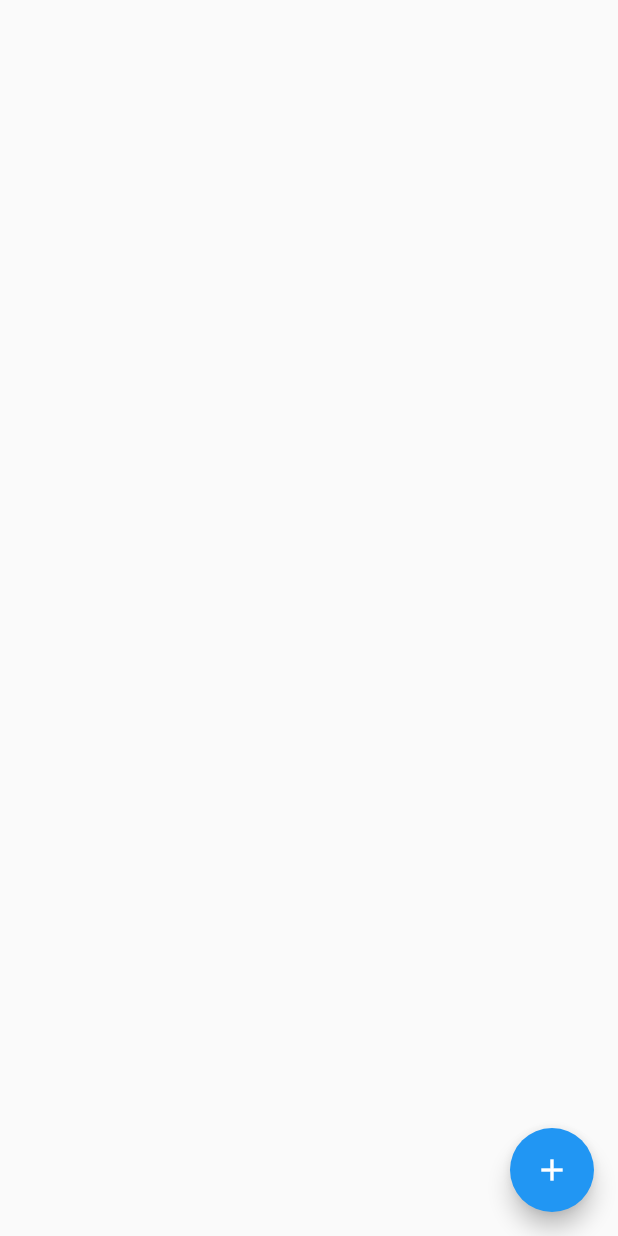
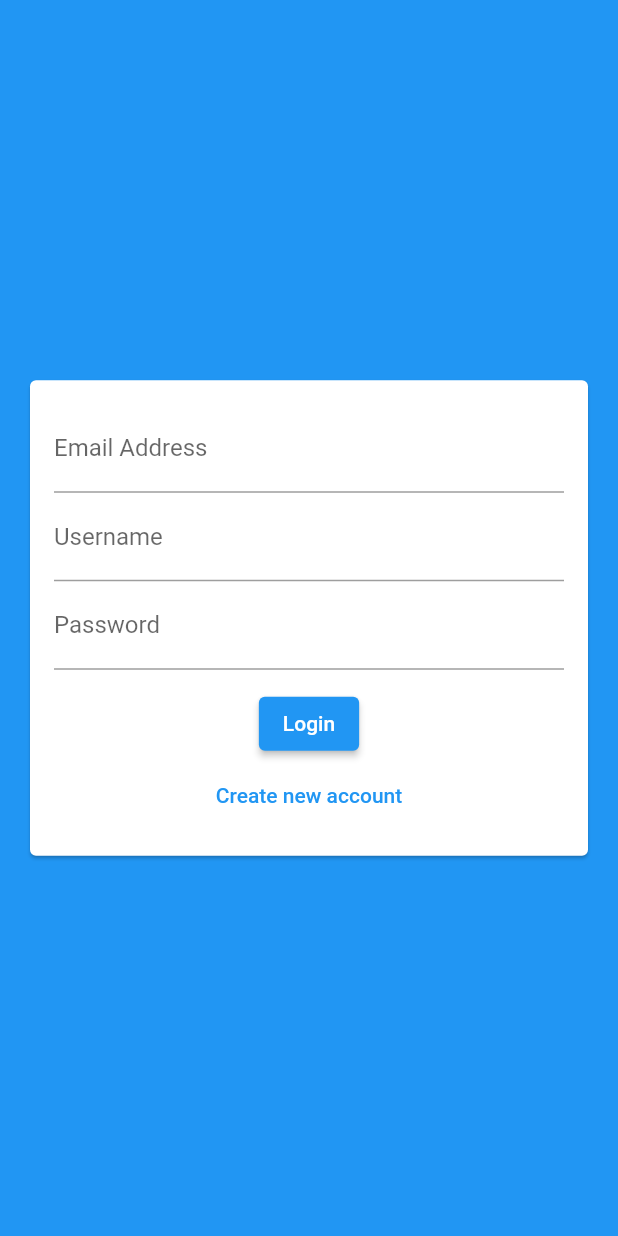
Before and after one commit to jemcmullin/flutter_udemy_chat_app, a Flutter app: the screen it shows after launch, on a phone screen of 412 x 824 dp. Run offline on Flutter 3.47's test engine with Material 2 defaults, Android fonts, the phone set to English and light mode, and no system bars; our stand-ins replace cloud_firestore, firebase_core; accounts and stored records are empty.

Commit message:
Implement basic auth screen

```diff
--- a/lib/main.dart
+++ b/lib/main.dart
@@ -2,6 +2,7 @@ import 'package:flutter/material.dart';
 import 'package:firebase_core/firebase_core.dart';
 import '../screens/splash_screen.dart';
 import '../screens/chat_screen.dart';
+import '../screens/auth_screen.dart';
 
 void main() {
   WidgetsFlutterBinding.ensureInitialized();
@@ -25,7 +26,7 @@ class MyApp extends StatelessWidget {
           ),
           home: snapshot.connectionState != ConnectionState.done
               ? SplashScreen()
-              : ChatScreen(),
+              : AuthScreen(),
         );
       },
     );
--- a/lib/screens/auth_screen.dart
+++ b/lib/screens/auth_screen.dart
@@ -0,0 +1,78 @@
+import 'package:flutter/material.dart';
+
+class AuthScreen extends StatefulWidget {
+  @override
+  _AuthScreenState createState() => _AuthScreenState();
+}
+
+class _AuthScreenState extends State<AuthScreen> {
+  @override
+  Widget build(BuildContext context) {
+    return Scaffold(
+      backgroundColor: Theme.of(context).primaryColor,
+      body: AuthWidget(),
+    );
+  }
+}
+
+//Stateful Widget seperated to contain authentication Form
+class AuthWidget extends StatefulWidget {
+  const AuthWidget({
+    Key? key,
+  }) : super(key: key);
+
+  @override
+  _AuthWidgetState createState() => _AuthWidgetState();
+}
+
+class _AuthWidgetState extends State<AuthWidget> {
+  @override
+  Widget build(BuildContext context) {
+    return Center(
+      child: Card(
+        margin: EdgeInsets.all(20),
+        child: SingleChildScrollView(
+          child: Padding(
+            padding: const EdgeInsets.all(16.0),
+            child: Form(
+              child: Column(
+                mainAxisSize: MainAxisSize.min,
+                children: [
+                  //Email address entry
+                  TextFormField(
+                    keyboardType: TextInputType.emailAddress,
+                    decoration: InputDecoration(labelText: 'Email Address'),
+                  ),
+                  //Username entry
+                  TextFormField(
+                    decoration: InputDecoration(labelText: 'Username'),
+                  ),
+                  //Password entry
+                  TextFormField(
+                    decoration: InputDecoration(
+                      labelText: 'Password',
+                    ),
+                    obscureText: true,
+                  ),
+                  SizedBox(
+                    height: 12,
+                  ),
+                  //Login button
+                  ElevatedButton(
+                    child: Text('Login'),
+                    onPressed: () {},
+                  ),
+                  //New account button
+                  TextButton(
+                    child: Text('Create new account'),
+                    onPressed: () {},
+                  ),
+                ],
+              ),
+            ),
+          ),
+        ),
+      ),
+    );
+  }
+}
```
